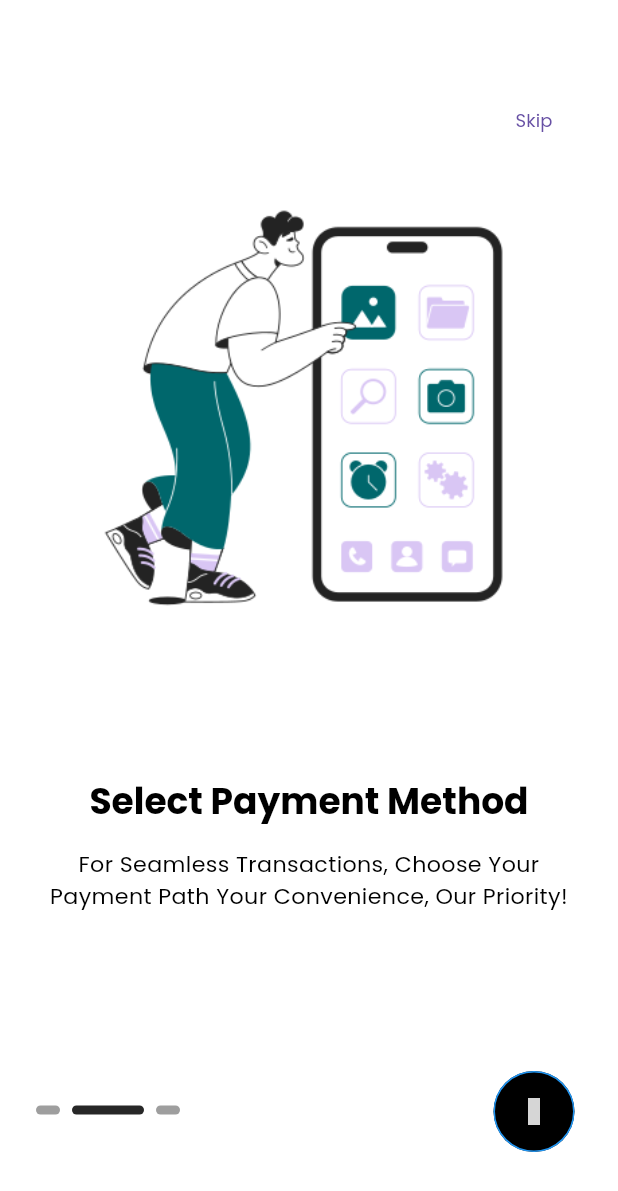
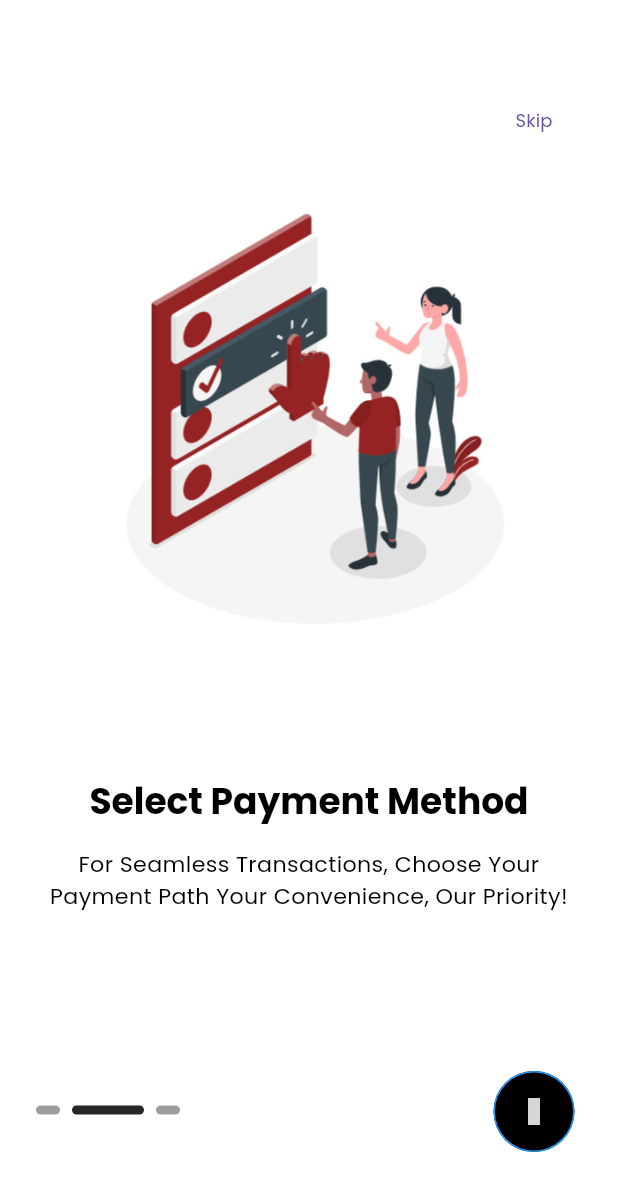
Before and after one commit to phuochuyy/store-app, a Flutter app: the OnBoardingScreen screen opened directly, swiped to page 2, on a phone screen of 412 x 824 dp. Shown: the top 1191 px of the screen. Run offline on Flutter 3.47's test engine with Material 3 defaults, Android fonts, the phone set to English and light mode, and no system bars; drawn by our look-alikes of smooth_page_indicator; our stand-ins replace carousel_slider, cloud_firestore, connectivity_plus, firebase_auth, firebase_core, flutter_native_splash and 6 more; accounts and stored records are empty; network calls fail; grey boxes are pictures that could not be loaded.

Commit message:
Thay doi ảnh onboarding

```diff
--- a/lib/utils/constants/image_string.dart
+++ b/lib/utils/constants/image_string.dart
@@ -11,13 +11,13 @@ class TImages {
   static const String google = "assets/logos/google_icon.png";
 
   // onboarding image
-  static const String onBoardingImage3 = "assets/images/on_boarding_images/sammy-line-delivering.gif";
+  static const String onBoardingImage3 = "assets/images/on_boarding_images/sammy-line-delivering.jpg";
   static const String onBoardingImage1 = "assets/images/on_boarding_images/sammy-line-searching.png";
-  static const String onBoardingImage2 = "assets/images/on_boarding_images/sammy-line-shopping.png";
+  static const String onBoardingImage2 = "assets/images/on_boarding_images/sammy-line-shopping.jpg";
 
   //Login image
   static const String deliveriedEmailIllustration = "assets/images/on_boarding_images/sammy-line-man-receives-a-mail.png";
-  static const String staticSuccessIllustration = "assets/images/on_boarding_images/sammy-line-man-and-woman-high-fiving-each-other.png";
+  static const String staticSuccessIllustration = "assets/images/on_boarding_images/sammy-line-complete.jpg";
 
 
   // Banners
```
Also changed, not shown: assets/images/on_boarding_images/sammy-line-authentication.jpg (added), assets/images/on_boarding_images/sammy-line-complete.jpg (added), assets/images/on_boarding_images/sammy-line-delivering.jpg (added), assets/images/on_boarding_images/sammy-line-packing.jpg (added), assets/images/on_boarding_images/sammy-line-payment.jpg (added), assets/images/on_boarding_images/sammy-line-shopping.jpg (added).
